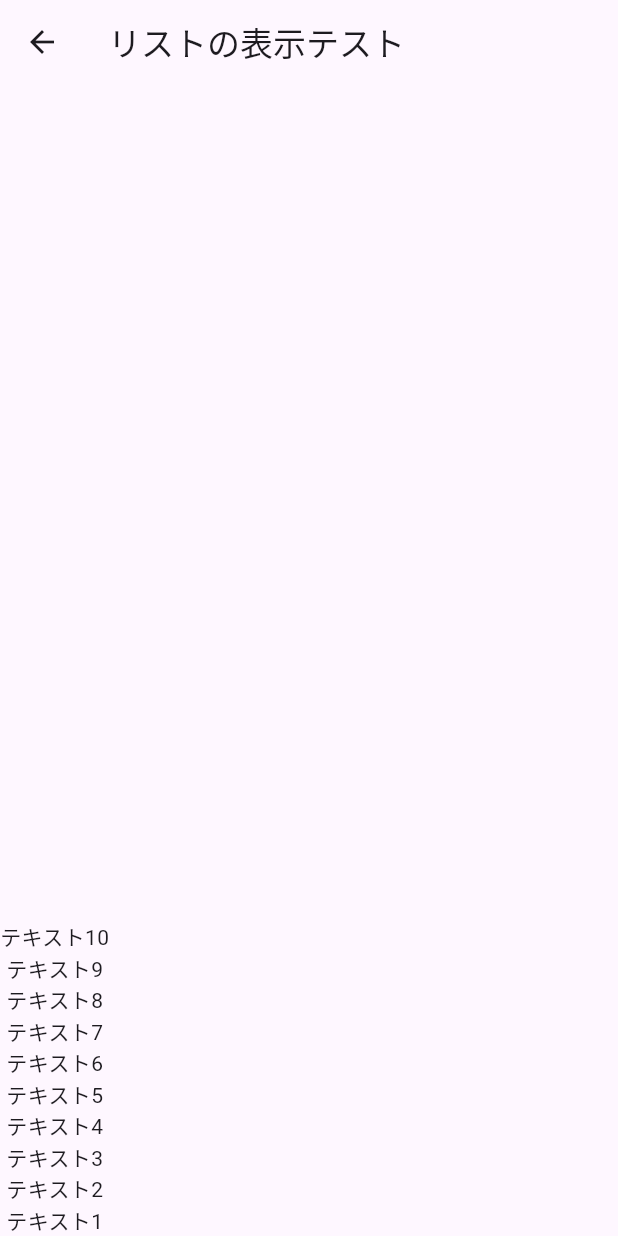
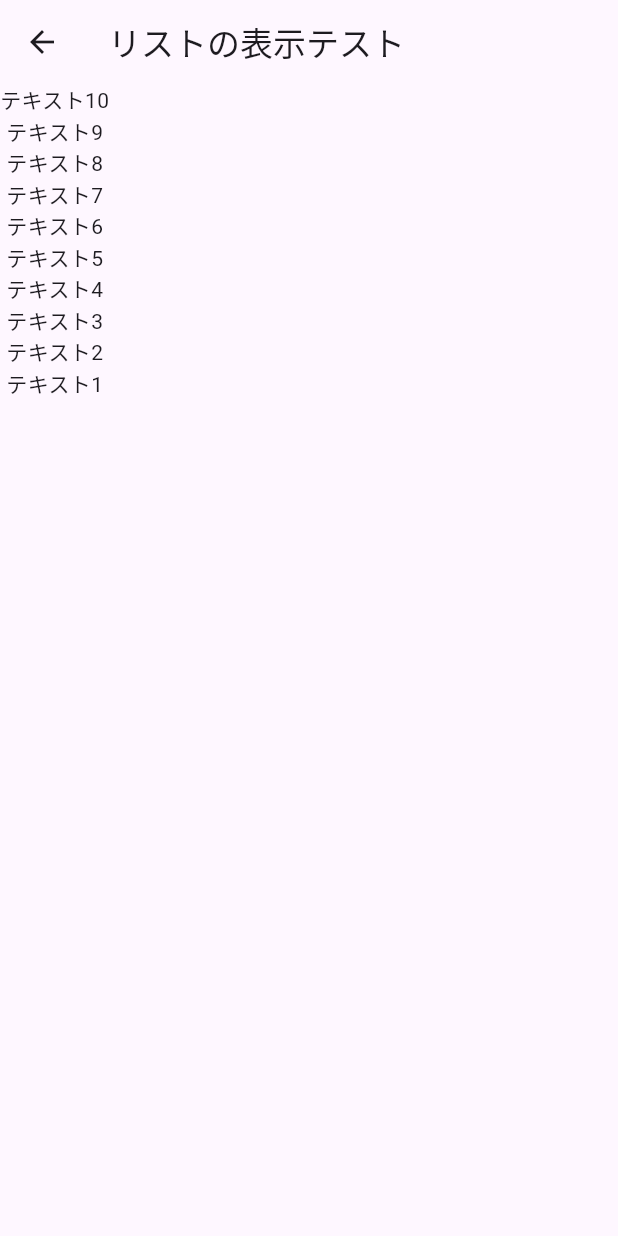
Before and after one commit to cotlra/dialog-a11y-test, a Flutter app: the screen it shows after launch, after a tap on "リストページに移動を開く", on a phone screen of 412 x 824 dp. Run offline on Flutter 3.47's test engine with Material 3 defaults, Android fonts, the light colour scheme and no system bars.

Commit message:
表示を調整

```diff
--- a/lib/main.dart
+++ b/lib/main.dart
@@ -57,7 +57,8 @@ class _MyHomePageState extends State<MyHomePage> {
               onPressed: _openDialog,
               child: Text('ダイアログを開く'),
             ),
-                        FilledButton(
+            SizedBox(height: 20,),
+            FilledButton(
               onPressed: _moveToListPage,
               child: Text('リストページに移動を開く'),
             ),
@@ -80,6 +81,7 @@ class ListPage extends StatelessWidget {
 
       body: Column(
         verticalDirection: VerticalDirection.up,
+        mainAxisSize: MainAxisSize.min,
         children: [
           Text('テキスト1'),
           Text('テキスト2'),
```
